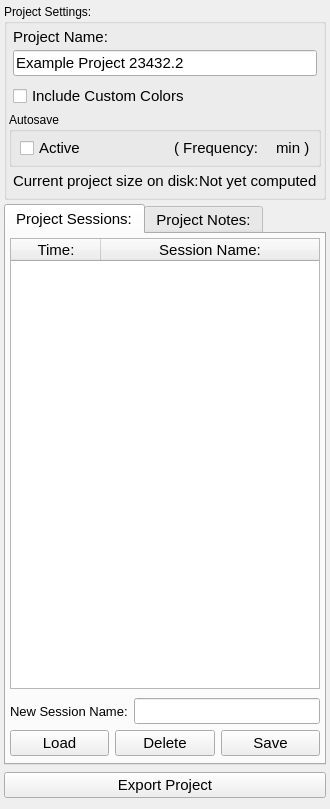
Qt form src/Interface/AppInterface/ProjectDockWidget.ui (SCIInstitute/Seg3D) before a commit.
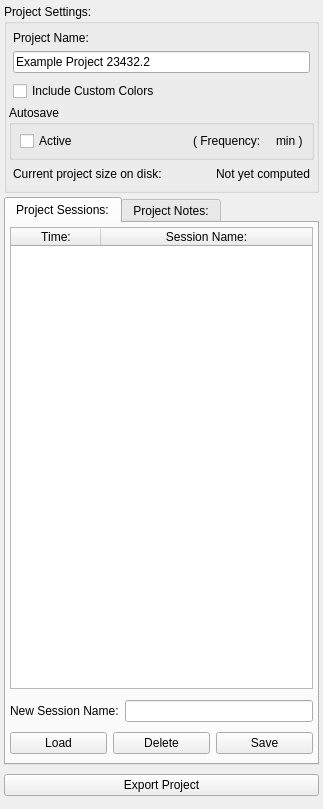
The same form after that commit.

Commit message: ui fixes for the ProjectDockWidget, LayerImporterWidget, and AppProjectWizard.  A new AppSegmentationExportWizard that enables the user to pick from a list of mask layers to export as a segmentation.

```diff
--- a/src/Interface/AppInterface/ProjectDockWidget.ui
+++ b/src/Interface/AppInterface/ProjectDockWidget.ui
@@ -6,7 +6,7 @@
    <rect>
     <x>0</x>
     <y>0</y>
-    <width>285</width>
+    <width>323</width>
     <height>809</height>
    </rect>
   </property>
@@ -86,11 +86,6 @@
           </property>
           <item>
            <widget class="QLabel" name="label_2">
-            <property name="font">
-             <font>
-              <pointsize>11</pointsize>
-             </font>
-            </property>
             <property name="text">
              <string>Project Name:</string>
             </property>
@@ -98,11 +93,6 @@
           </item>
           <item>
            <widget class="QLineEdit" name="project_name_edit_">
-            <property name="font">
-             <font>
-              <pointsize>11</pointsize>
-             </font>
-            </property>
             <property name="focusPolicy">
              <enum>Qt::ClickFocus</enum>
             </property>
@@ -134,11 +124,6 @@
           </property>
           <item>
            <widget class="QCheckBox" name="custom_colors_checkbox_">
-            <property name="font">
-             <font>
-              <pointsize>11</pointsize>
-             </font>
-            </property>
             <property name="text">
              <string>Include Custom Colors</string>
             </property>
@@ -185,11 +170,6 @@
              </property>
              <item>
               <widget class="QCheckBox" name="autosave_checkbox_">
-               <property name="font">
-                <font>
-                 <pointsize>11</pointsize>
-                </font>
-               </property>
                <property name="text">
                 <string>Active</string>
                </property>
@@ -197,11 +177,6 @@
              </item>
              <item>
               <widget class="QLabel" name="label">
-               <property name="font">
-                <font>
-                 <pointsize>11</pointsize>
-                </font>
-               </property>
                <property name="toolTip">
                 <string>Controls for changing the Autosave frequency are located in the Preferences Manager</string>
                </property>
@@ -212,11 +187,6 @@
              </item>
              <item>
               <widget class="QLabel" name="minutes_label_">
-               <property name="font">
-                <font>
-                 <pointsize>11</pointsize>
-                </font>
-               </property>
                <property name="toolTip">
                 <string>Controls for changing the Autosave frequency are located in the Preferences Manager</string>
                </property>
@@ -227,11 +197,6 @@
              </item>
              <item>
               <widget class="QLabel" name="label_6">
-               <property name="font">
-                <font>
-                 <pointsize>11</pointsize>
-                </font>
-               </property>
                <property name="toolTip">
                 <string>Controls for changing the Autosave frequency are located in the Preferences Manager</string>
                </property>
@@ -263,11 +228,6 @@
           </property>
           <item>
            <widget class="QLabel" name="label_3">
-            <property name="font">
-             <font>
-              <pointsize>11</pointsize>
-             </font>
-            </property>
             <property name="toolTip">
              <string>Controls for activating and deactivating Smart Autosave are located in the Preferences Manager</string>
             </property>
@@ -278,11 +238,6 @@
           </item>
           <item>
            <widget class="QLabel" name="file_size_label_">
-            <property name="font">
-             <font>
-              <pointsize>11</pointsize>
-             </font>
-            </property>
             <property name="toolTip">
              <string>Controls for activating and deactivating Smart Autosave are located in the Preferences Manager</string>
             </property>
@@ -305,11 +260,6 @@
         <verstretch>0</verstretch>
        </sizepolicy>
       </property>
-      <property name="font">
-       <font>
-        <pointsize>11</pointsize>
-       </font>
-      </property>
       <property name="currentIndex">
        <number>0</number>
       </property>
@@ -323,11 +273,6 @@
         </property>
         <item>
          <widget class="QTableWidget" name="sessions_list_">
-          <property name="font">
-           <font>
-            <pointsize>11</pointsize>
-           </font>
-          </property>
           <property name="horizontalScrollBarPolicy">
            <enum>Qt::ScrollBarAlwaysOff</enum>
           </property>
@@ -447,11 +392,6 @@
               </property>
               <item>
                <widget class="QLabel" name="label_4">
-                <property name="font">
-                 <font>
-                  <pointsize>10</pointsize>
-                 </font>
-                </property>
                 <property name="text">
                  <string>New Session Name:</string>
                 </property>
@@ -672,11 +612,6 @@
        </property>
        <item>
         <widget class="QPushButton" name="export_project_button_">
-         <property name="font">
-          <font>
-           <pointsize>11</pointsize>
-          </font>
-         </property>
          <property name="text">
           <string>Export Project</string>
          </property>
```
The commit also changes 10 other files.
